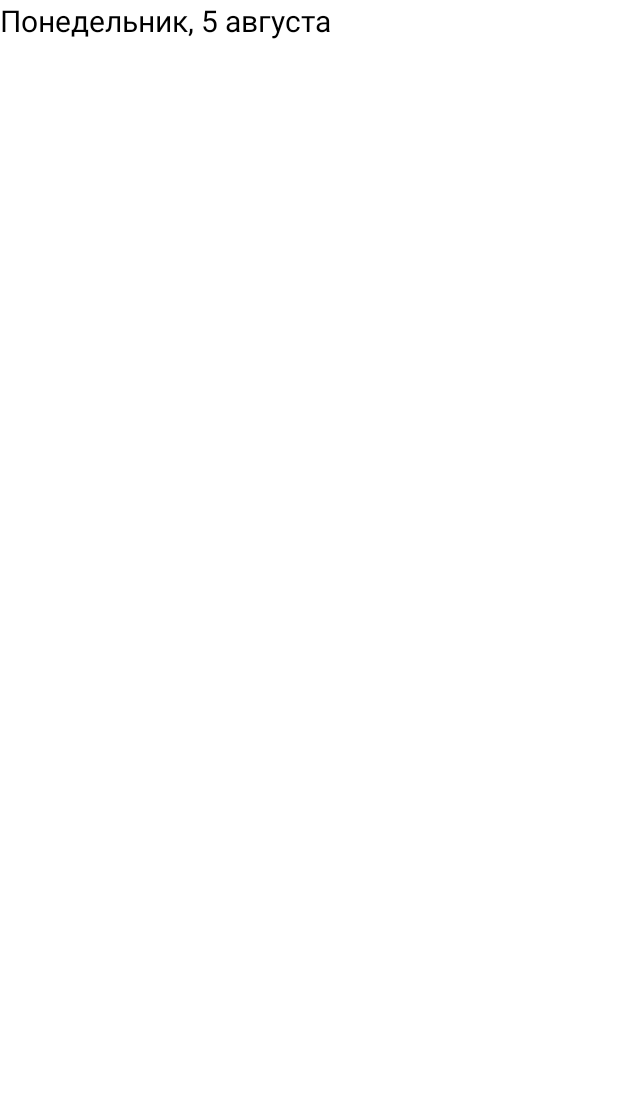
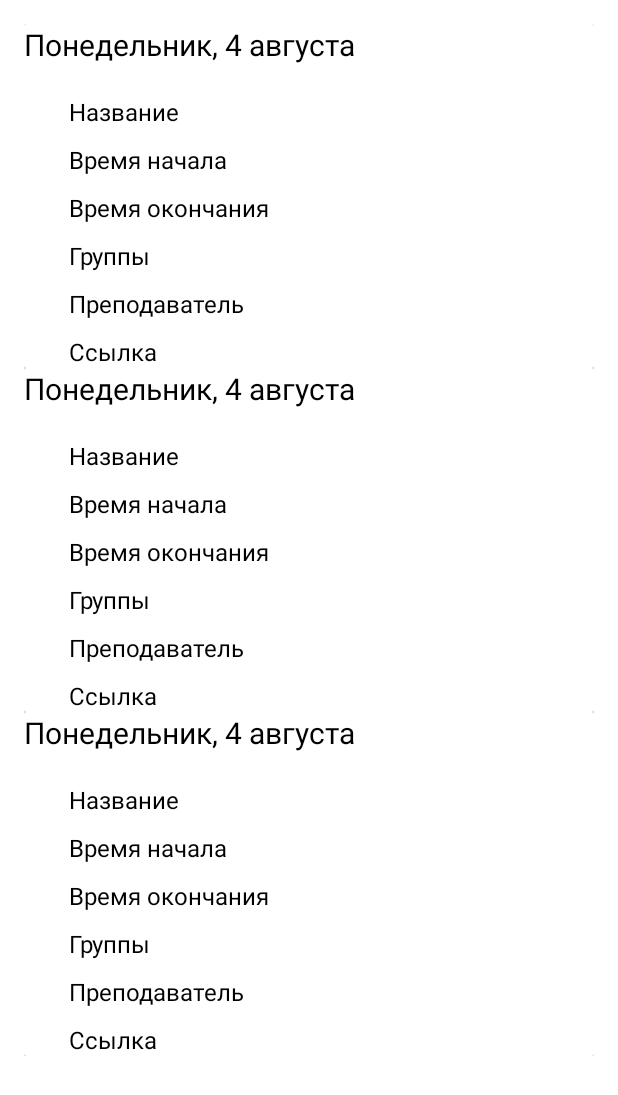
Before and after one commit to SUAIFSPO/digital_capabilities, an Android app: the layout activity_main.xml on its own in the app's theme, with its tools: preview values and no code run, on a phone screen of 412 x 824 dp. Shown: the top 1095 px of the screen. Run offline under Robolectric (Android 15) with nearby library versions, the phone set to English and light mode, and no system bars.

Commit message:
Исправлены ошибки и улучшена производительность

```diff
--- a/mobile/UniversityScheduler/app/src/main/AndroidManifest.xml
+++ b/mobile/UniversityScheduler/app/src/main/AndroidManifest.xml
@@ -10,7 +10,8 @@
         android:label="@string/app_name"
         android:roundIcon="@mipmap/ic_launcher_round"
         android:supportsRtl="true"
-        android:theme="@style/Theme.UniversityScheduler">
+        android:theme="@style/Theme.UniversityScheduler"
+        android:networkSecurityConfig="@xml/network_security_config">
         <activity
             android:name=".ui.MainActivity"
             android:exported="true" />
--- a/mobile/UniversityScheduler/app/src/main/java/com/jerael/universityscheduler/ui/PasswordRecoveryActivity.kt
+++ b/mobile/UniversityScheduler/app/src/main/java/com/jerael/universityscheduler/ui/PasswordRecoveryActivity.kt
@@ -45,6 +45,7 @@ class PasswordRecoveryActivity : AppCompatActivity() {
                         showToast(message)
 
                         startActivity(Intent(this, AuthActivity::class.java))
+                        finish()
                     }
                 }
             }
--- a/mobile/UniversityScheduler/app/src/main/res/layout/activity_main.xml
+++ b/mobile/UniversityScheduler/app/src/main/res/layout/activity_main.xml
@@ -1,32 +1,17 @@
 <?xml version="1.0" encoding="utf-8"?>
-<androidx.constraintlayout.widget.ConstraintLayout xmlns:android="http://schemas.android.com/apk/res/android"
+<ScrollView xmlns:android="http://schemas.android.com/apk/res/android"
     xmlns:app="http://schemas.android.com/apk/res-auto"
     xmlns:tools="http://schemas.android.com/tools"
     android:layout_width="match_parent"
     android:layout_height="match_parent"
-    tools:context=".ui.MainActivity">
+    android:scrollbars="vertical"
+    tools:context=".ui.MainActivity"
+    android:padding="16dp">
 
-    <TextView
-        android:layout_width="wrap_content"
-        android:layout_height="wrap_content"
-        android:id="@+id/date"
-        app:layout_constraintStart_toStartOf="parent"
-        app:layout_constraintTop_toTopOf="parent"
-        tools:text="Понедельник, 5 августа"
-        android:textColor="@color/black"
-        android:textSize="20sp"/>
-
-    <LinearLayout
+    <androidx.recyclerview.widget.RecyclerView
         android:layout_width="match_parent"
         android:layout_height="wrap_content"
-        android:id="@+id/activities_layout"
-        android:orientation="vertical"
-        app:layout_constraintTop_toBottomOf="@id/date"
-        app:layout_constraintStart_toStartOf="parent"
-        app:layout_constraintEnd_toEndOf="parent">
+        tools:listitem="@layout/item_activity"
+        android:id="@+id/recycler_view"/>
 
-
-
-    </LinearLayout>
-
-</androidx.constraintlayout.widget.ConstraintLayout>
+</ScrollView>
--- a/mobile/UniversityScheduler/app/src/main/res/layout/item_activity.xml
+++ b/mobile/UniversityScheduler/app/src/main/res/layout/item_activity.xml
@@ -1,11 +1,27 @@
 <?xml version="1.0" encoding="utf-8"?>
-<LinearLayout xmlns:android="http://schemas.android.com/apk/res/android"
+<androidx.cardview.widget.CardView xmlns:android="http://schemas.android.com/apk/res/android"
     xmlns:tools="http://schemas.android.com/tools"
     android:layout_width="match_parent"
     android:layout_height="wrap_content"
     android:orientation="vertical">
 
     <LinearLayout
+        android:layout_width="match_parent"
+        android:layout_height="wrap_content"
+        android:orientation="vertical"
+        android:id="@+id/linear_layout">
+
+        <TextView
+            android:layout_width="wrap_content"
+            android:layout_height="wrap_content"
+            android:textSize="20sp"
+            android:textColor="@color/black"
+            android:id="@+id/day"
+            android:layout_marginBottom="20dp"
+            tools:text="Понедельник, 4 августа"/>
+
+        <LinearLayout
+            android:layout_marginStart="30dp"
             android:id="@+id/name_layout"
             android:layout_width="match_parent"
             android:layout_height="wrap_content"
@@ -28,6 +44,7 @@
         </LinearLayout>
 
         <LinearLayout
+            android:layout_marginStart="30dp"
             android:id="@+id/start_time_layout"
             android:layout_width="match_parent"
             android:layout_height="wrap_content"
@@ -51,6 +68,7 @@
         </LinearLayout>
 
         <LinearLayout
+            android:layout_marginStart="30dp"
             android:id="@+id/end_time_layout"
             android:layout_width="match_parent"
             android:layout_height="wrap_content"
@@ -74,6 +92,7 @@
         </LinearLayout>
 
         <LinearLayout
+            android:layout_marginStart="30dp"
             android:id="@+id/listeners_layout"
             android:layout_width="match_parent"
             android:layout_height="wrap_content"
@@ -97,6 +116,7 @@
         </LinearLayout>
 
         <LinearLayout
+            android:layout_marginStart="30dp"
             android:id="@+id/fio_layout"
             android:layout_width="match_parent"
             android:layout_height="wrap_content"
@@ -120,6 +140,7 @@
         </LinearLayout>
 
         <LinearLayout
+            android:layout_marginStart="30dp"
             android:id="@+id/link_layout"
             android:layout_width="match_parent"
             android:layout_height="wrap_content"
@@ -143,3 +164,5 @@
         </LinearLayout>
 
     </LinearLayout>
+
+</androidx.cardview.widget.CardView>
--- /dev/null
+++ b/mobile/UniversityScheduler/app/src/main/res/xml/network_security_config.xml
@@ -0,0 +1,6 @@
+<?xml version="1.0" encoding="utf-8"?>
+<network-security-config>
+    <domain-config cleartextTrafficPermitted="true">
+        <domain includeSubdomains="true">3.17.59.226</domain>
+    </domain-config>
+</network-security-config>
```
Also changed, not shown: mobile/UniversityScheduler/app/build.gradle (+7 -0 lines), mobile/UniversityScheduler/app/src/main/java/com/jerael/universityscheduler/ui/AuthActivity.kt (+6 -3 lines), mobile/UniversityScheduler/app/src/main/java/com/jerael/universityscheduler/ui/MainActivity.kt (+24 -12 lines), mobile/UniversityScheduler/app/src/main/java/com/jerael/universityscheduler/utils/ActivitiesAdapter.kt (added, +64 -0 lines), mobile/UniversityScheduler/app/src/main/java/com/jerael/universityscheduler/utils/appFuns.kt (+4 -9 lines). Lines whose indentation alone changed are shown as unchanged.
